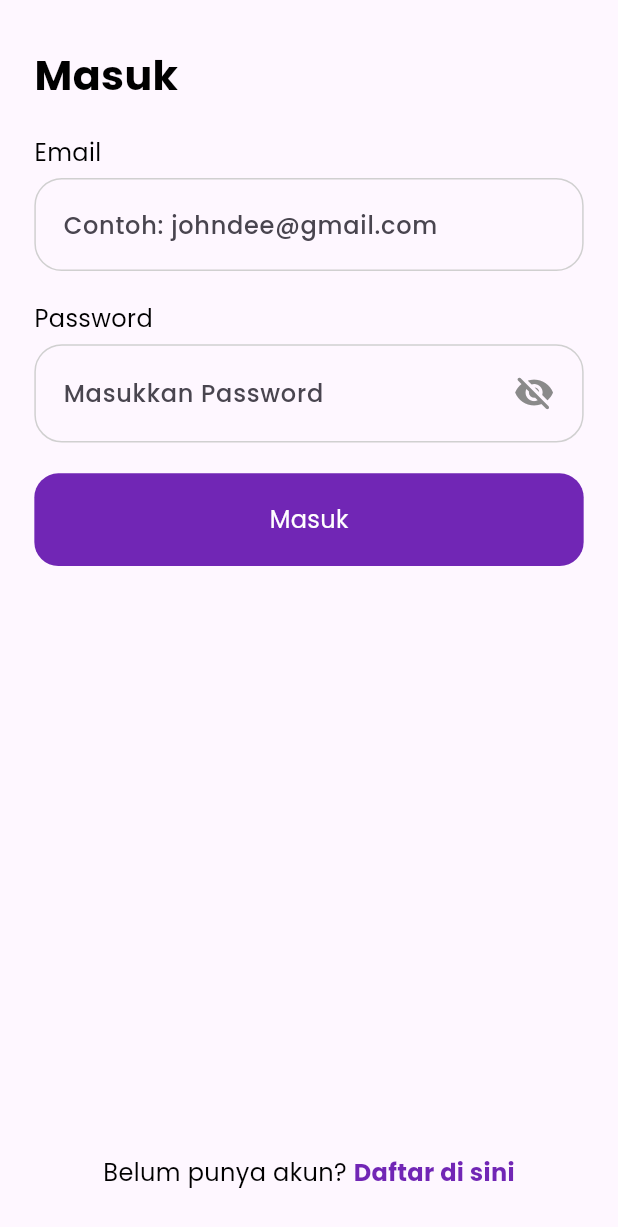
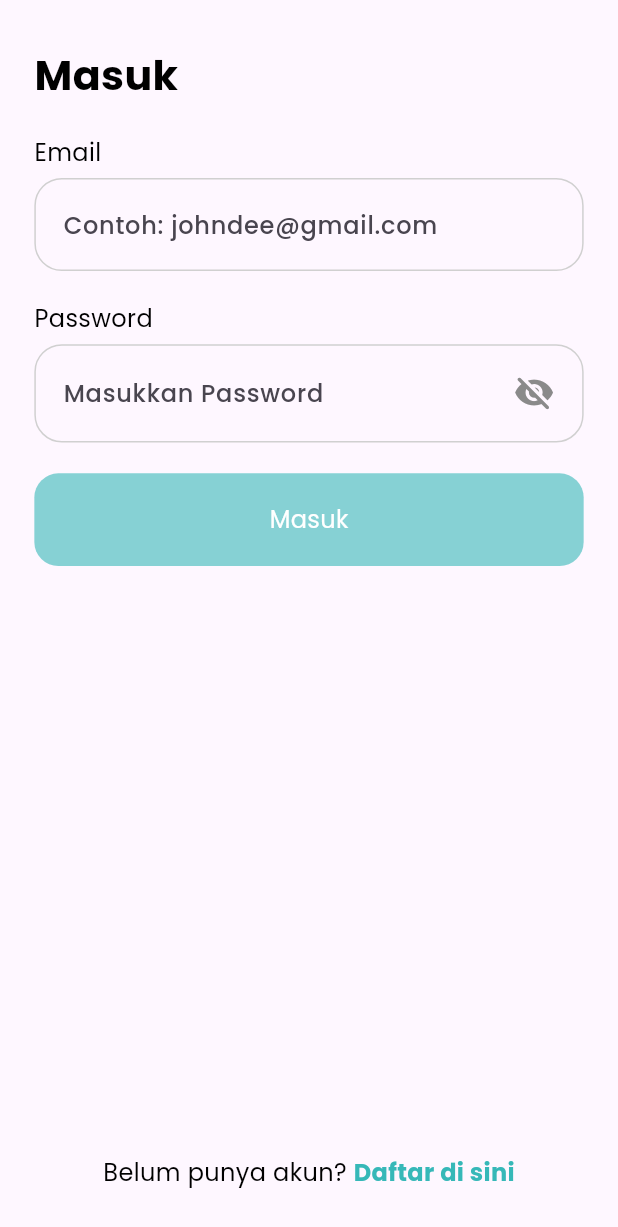
Before and after one commit to iqbalnova/meechat, a Flutter app: the screen it shows after launch, on a phone screen of 412 x 824 dp. Shown: the top 1227 px of the screen. Run offline on Flutter 3.47's test engine with Material 3 defaults, Android fonts, the phone set to English and light mode, and no system bars; our stand-ins replace cloud_firestore, dio, firebase_auth, firebase_core, firebase_messaging, flutter_chat_types and 5 more; missing offline and left inert: flutter_firebase_chat_core; accounts and stored records are empty; statements that could not run were skipped.

Commit message:
fix:fix-login-and-register-auth-exception

```diff
--- a/lib/feature/auth/presentation/screens/register_screen.dart
+++ b/lib/feature/auth/presentation/screens/register_screen.dart
@@ -2,6 +2,7 @@ import 'package:flutter/material.dart';
 import 'package:meechat/config/firebase_service.dart';
 import 'package:meechat/feature/auth/presentation/widgets/register_widget.dart';
 import 'package:meechat/routes/app_routes.dart';
+import 'package:meechat/utils/styles.dart';
 
 class RegisterScreen extends StatefulWidget {
   const RegisterScreen({Key? key}) : super(key: key);
@@ -64,6 +65,7 @@ class _RegisterScreenState extends State<RegisterScreen> {
       ScaffoldMessenger.of(context).showSnackBar(
         SnackBar(
           content: Text(e.toString()),
+          backgroundColor: redColor,
         ),
       );
     }
--- a/lib/feature/auth/presentation/widgets/button_widget.dart
+++ b/lib/feature/auth/presentation/widgets/button_widget.dart
@@ -7,6 +7,7 @@ class CustomButton extends StatelessWidget {
   final String label;
   final Decoration? decoration;
   final TextStyle? textStyle;
+  final bool isDisable;
 
   const CustomButton({
     super.key,
@@ -14,19 +15,20 @@ class CustomButton extends StatelessWidget {
     required this.label,
     this.decoration,
     this.textStyle,
+    this.isDisable = false,
   });
 
   @override
   Widget build(BuildContext context) {
     return InkWell(
-      onTap: onTap,
+      onTap: isDisable ? null : onTap,
       child: Ink(
         width: double.infinity,
         height: 48.h,
         decoration: decoration ??
             BoxDecoration(
               borderRadius: BorderRadius.circular(16),
-              color: primaryColor,
+              color: isDisable ? primaryColor.withOpacity(0.6) : primaryColor,
             ),
         child: Center(
             child: Text(
--- a/lib/feature/auth/presentation/widgets/login_widget.dart
+++ b/lib/feature/auth/presentation/widgets/login_widget.dart
@@ -58,12 +58,9 @@ class LoginForm extends StatelessWidget {
                   ],
                 ),
                 CustomButton(
-                  onTap: isValidForm
-                      ? () {
-                          onLogin();
-                        }
-                      : null,
+                  onTap: onLogin,
                   label: 'Masuk',
+                  isDisable: !isValidForm,
                 ),
               ],
             ),
--- a/lib/feature/auth/presentation/widgets/register_widget.dart
+++ b/lib/feature/auth/presentation/widgets/register_widget.dart
@@ -68,8 +68,9 @@ class RegisterForm extends StatelessWidget {
                 ],
               ),
               CustomButton(
-                onTap: isValidForm ? () => onRegister() : null,
+                onTap: onRegister,
                 label: 'Daftar',
+                isDisable: !isValidForm,
               ),
             ],
           ),
--- a/lib/utils/styles.dart
+++ b/lib/utils/styles.dart
@@ -12,7 +12,7 @@ FontWeight extraBold = FontWeight.w800;
 Color redColor = const Color(0XFFE75C62);
 Color blackColor = const Color(0xff000000);
 Color whiteColor = Colors.white;
-Color primaryColor = const Color(0xff7126B5);
+Color primaryColor = const Color(0xff36B8B8);
 
 Color greyColor = const Color(0XFF8A8A8A);
 
```
Also changed, not shown: lib/config/firebase_service.dart (+19 -2 lines), pubspec.lock, 5 other files.
